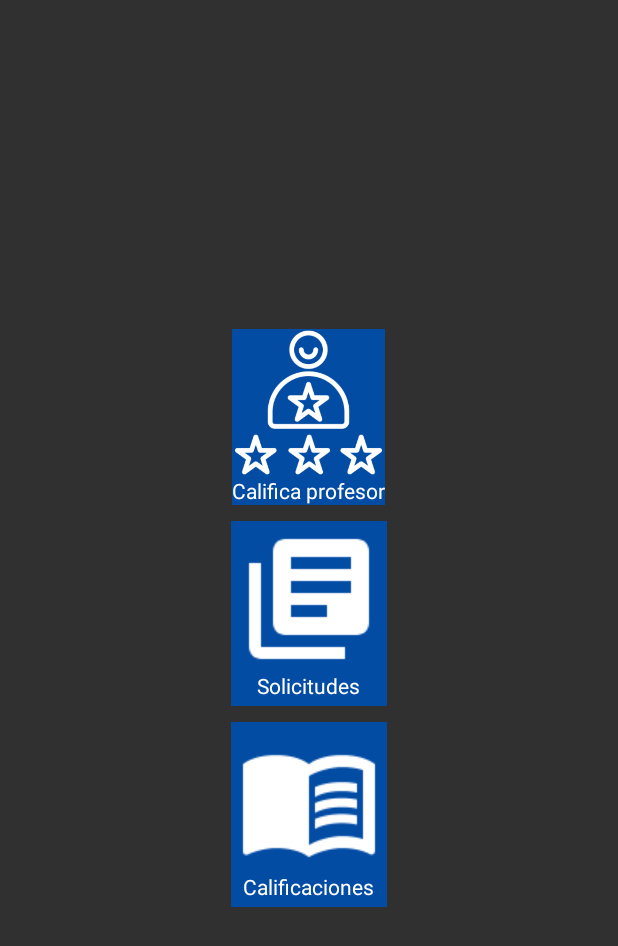
After one commit to FrankCV12345/sga-android, an Android app: the MenuPrincipal screen opened directly, with no data from a screen before it, on a phone screen of 412 x 824 dp. The commit adds this screen. Shown: the top 946 px of the screen. Run offline under Robolectric (Android 15) with nearby library versions, the phone set to English and light mode, and no system bars.

Commit message:
agrego la pantalla de menu principal

```diff
--- a/app/src/main/AndroidManifest.xml
+++ b/app/src/main/AndroidManifest.xml
@@ -9,6 +9,7 @@
         android:roundIcon="@mipmap/ic_launcher_round"
         android:supportsRtl="true"
         android:theme="@style/AppTheme">
+        <activity android:name=".MenuPrincipal"></activity>
         <activity
             android:name=".ui.login.LoginActivity"
             android:label="@string/app_name">
--- /dev/null
+++ b/app/src/main/java/com/frank/sga/MenuPrincipal.java
@@ -0,0 +1,14 @@
+package com.frank.sga;
+
+import androidx.appcompat.app.AppCompatActivity;
+
+import android.os.Bundle;
+
+public class MenuPrincipal extends AppCompatActivity {
+
+    @Override
+    protected void onCreate(Bundle savedInstanceState) {
+        super.onCreate(savedInstanceState);
+        setContentView(R.layout.activity_menu_principal);
+    }
+}
--- /dev/null
+++ b/app/src/main/res/layout/activity_menu_principal.xml
@@ -0,0 +1,114 @@
+<?xml version="1.0" encoding="utf-8"?>
+<RelativeLayout xmlns:android="http://schemas.android.com/apk/res/android"
+    xmlns:app="http://schemas.android.com/apk/res-auto"
+    xmlns:tools="http://schemas.android.com/tools"
+    android:layout_width="match_parent"
+    android:layout_height="match_parent"
+    tools:context=".MenuPrincipal"
+    android:background="@color/colorBackGroundBlackActiviti"
+    >
+    <RelativeLayout
+        android:id="@+id/ContIconosMenu"
+        android:layout_width="wrap_content"
+        android:layout_height="wrap_content"
+        android:layout_centerVertical="true"
+        android:layout_centerHorizontal="true"
+
+        >
+        <RelativeLayout
+            android:id="@+id/contIconCalificaProfesores"
+            android:layout_width="wrap_content"
+            android:layout_height="wrap_content"
+            android:background="@color/colorBackgroundIconMenu"
+            android:layout_centerHorizontal="true"
+            android:layout_alignParentTop="true"
+            android:layout_margin="5dp"
+
+            >
+            <ImageView
+                android:id="@+id/iconCalificaProfesor"
+                android:layout_width="wrap_content"
+                android:layout_height="wrap_content"
+                android:src="@drawable/icon_califica_profesor"
+                android:maxWidth="98dp"
+                android:adjustViewBounds="true"
+                android:layout_centerHorizontal="true"
+                >
+
+            </ImageView>
+            <TextView
+                android:layout_below="@id/iconCalificaProfesor"
+                android:layout_width="wrap_content"
+                android:layout_height="wrap_content"
+                android:text="Califica profesor"
+                android:textColor="#FFF"
+                android:layout_centerHorizontal="true"
+                >
+
+            </TextView>
+
+        </RelativeLayout>
+        <RelativeLayout
+            android:layout_below="@+id/contIconCalificaProfesores"
+            android:layout_width="wrap_content"
+            android:layout_height="wrap_content"
+            android:id="@+id/contIconSolicitudes"
+            android:background="@color/colorBackgroundIconMenu"
+            android:layout_centerHorizontal="true"
+            android:padding="4dp"
+            android:layout_margin="5dp"
+            >
+            <ImageView
+                android:id="@+id/iconSolicitudes"
+                android:layout_width="wrap_content"
+                android:layout_height="wrap_content"
+                android:src="@drawable/icon_solicitudes"
+                >
+            </ImageView>
+            <TextView
+                android:layout_below="@+id/iconSolicitudes"
+                android:layout_width="wrap_content"
+                android:layout_height="wrap_content"
+                android:layout_centerHorizontal="true"
+                android:text="Solicitudes"
+                android:textColor="#FFF"
+                >
+
+            </TextView>
+        </RelativeLayout>
+        <RelativeLayout
+            android:id="@+id/ContIconCalificaciones"
+            android:layout_width="wrap_content"
+            android:layout_height="wrap_content"
+            android:background="@color/colorBackgroundIconMenu"
+            android:padding="4dp"
+            android:layout_centerHorizontal="true"
+            android:layout_below="@+id/contIconSolicitudes"
+            android:layout_margin="5dp"
+            >
+
+            <androidx.appcompat.widget.AppCompatImageView
+                android:layout_alignParentTop="true"
+                android:id="@+id/iconCalificaciones"
+                android:layout_width="wrap_content"
+                android:layout_height="wrap_content"
+                android:src="@drawable/icon_calificaciones"
+                >
+            </androidx.appcompat.widget.AppCompatImageView>
+            <TextView
+                android:id="@+id/TitleIconCalificacion"
+                android:layout_width="wrap_content"
+                android:layout_height="wrap_content"
+                android:text="Calificaciones"
+                android:textColor="#FFFF"
+                android:layout_below="@id/iconCalificaciones"
+                android:layout_centerHorizontal="true"
+                >
+
+            </TextView>
+        </RelativeLayout>
+
+    </RelativeLayout>
+
+
+</RelativeLayout>
--- a/app/src/main/res/values/colors.xml
+++ b/app/src/main/res/values/colors.xml
@@ -7,4 +7,5 @@
     <color name="colorBackGroundBlackActiviti">#303030</color>
     <color name="colorBackGroundInput">#FFF</color>
     <color name="colorTextTitulo">#FFF</color>
+    <color name="colorBackgroundIconMenu">#024CA4</color>
 </resources>
```
Also changed, not shown: app/src/main/res/drawable/icon_califica_profesor.png (added), app/src/main/res/drawable/icon_calificaciones.png (added), app/src/main/res/drawable/icon_solicitudes.png (added).
